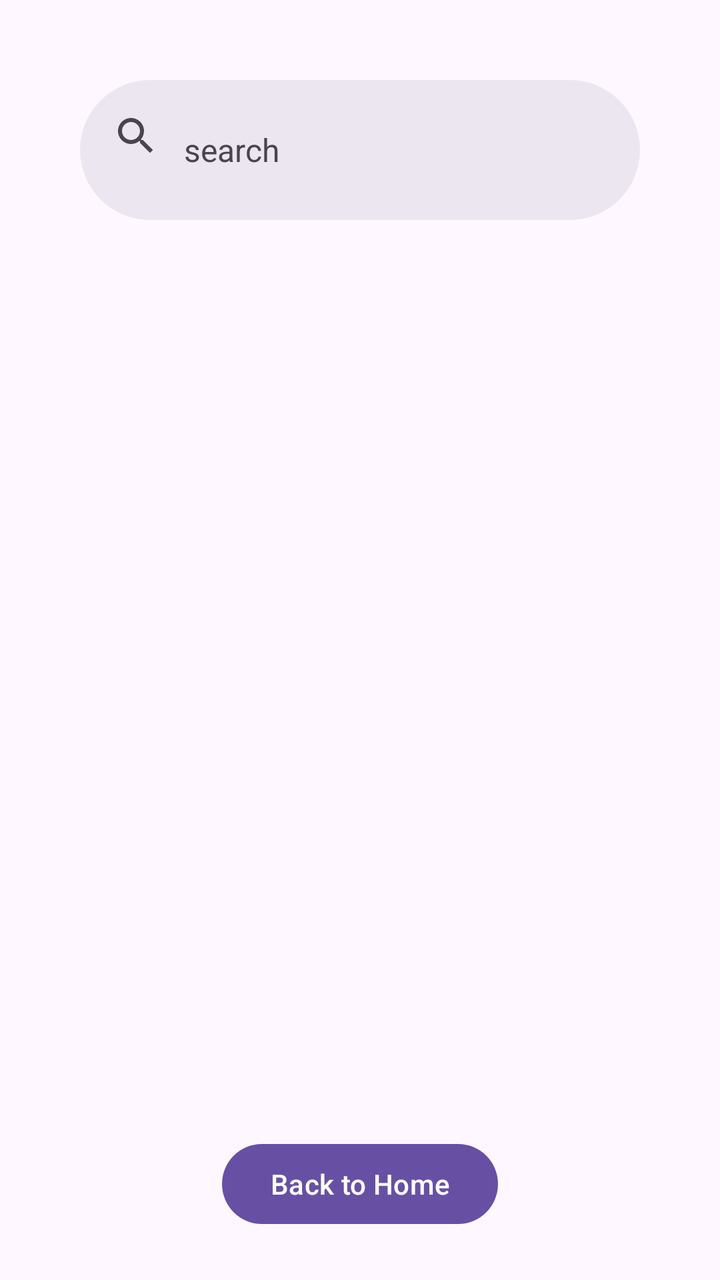
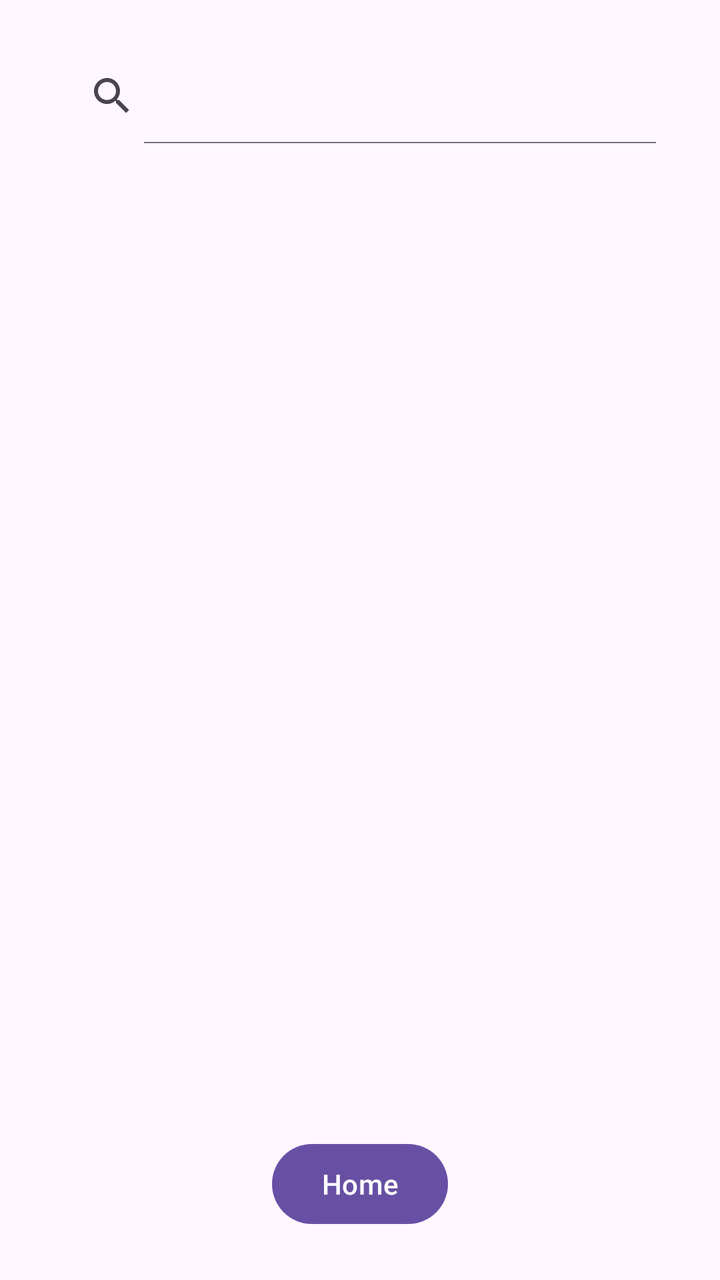

The first picture is an Android layout as it rendered before a commit; the second is the same layout after the commit. The layout source and the unified diff follow.
<!-- AndroidManifest.xml: application theme Theme.MammalDex -->
<!-- res/layout/fragment_second.xml -->
<?xml version="1.0" encoding="utf-8"?>
<LinearLayout xmlns:android="http://schemas.android.com/apk/res/android"
    android:layout_width="match_parent"
    android:layout_height="match_parent"
    xmlns:app="http://schemas.android.com/apk/res-auto"
    android:gravity="center"
    android:orientation="vertical"
    android:padding="24dp">

    <com.google.android.material.search.SearchBar
        android:id="@+id/search_bar"
        android:layout_width="match_parent"
        android:layout_height="0dp"
        android:layout_weight="1"
        android:hint="search"/>

    <androidx.recyclerview.widget.RecyclerView
        android:id="@+id/species_list"
        android:layout_width="match_parent"
        android:layout_height="0dp"
        android:layout_weight="6"
        app:layout_constraintTop_toTopOf="parent"
        app:layout_constraintBottom_toBottomOf="parent"
        app:layout_constraintStart_toStartOf="parent"
        app:layout_constraintEnd_toEndOf="parent" />

    <Button
        android:id="@+id/btnHome"
        android:layout_width="wrap_content"
        android:layout_height="wrap_content"
        android:layout_marginTop="20dp"
        android:text="Back to Home" />

</LinearLayout>
<!-- resources referenced by this layout -->
<resources>
  <style name="Theme.MammalDex" parent="Base.Theme.MammalDex" />
  <style name="Base.Theme.MammalDex" parent="Theme.Material3.DayNight.NoActionBar">
          
          
      </style>
</resources>

<!-- the commit's change to res/layout/fragment_second.xml (unified diff, before → after) -->
@@ -1,34 +1,47 @@
 <?xml version="1.0" encoding="utf-8"?>
 <LinearLayout xmlns:android="http://schemas.android.com/apk/res/android"
+    xmlns:app="http://schemas.android.com/apk/res-auto"
     android:layout_width="match_parent"
     android:layout_height="match_parent"
-    xmlns:app="http://schemas.android.com/apk/res-auto"
+    xmlns:tools="http://schemas.android.com/tools"
     android:gravity="center"
     android:orientation="vertical"
-    android:padding="24dp">
+    android:padding="24dp"
+    tools:context="com.example.mammaldex.view.SecondFragment">
 
-    <com.google.android.material.search.SearchBar
-        android:id="@+id/search_bar"
+    <androidx.coordinatorlayout.widget.CoordinatorLayout
         android:layout_width="match_parent"
         android:layout_height="0dp"
-        android:layout_weight="1"
-        android:hint="search"/>
+        android:layout_weight="1">
 
-    <androidx.recyclerview.widget.RecyclerView
-        android:id="@+id/species_list"
-        android:layout_width="match_parent"
-        android:layout_height="0dp"
-        android:layout_weight="6"
-        app:layout_constraintTop_toTopOf="parent"
-        app:layout_constraintBottom_toBottomOf="parent"
-        app:layout_constraintStart_toStartOf="parent"
-        app:layout_constraintEnd_toEndOf="parent" />
+        <com.google.android.material.appbar.AppBarLayout
+            android:layout_width="match_parent"
+            android:layout_height="wrap_content">
+
+            <androidx.appcompat.widget.SearchView
+                android:id="@+id/search_view"
+                android:layout_width="match_parent"
+                android:layout_height="match_parent"
+                android:hint="Search for a mammal"
+                app:iconifiedByDefault="false" />
+
+        </com.google.android.material.appbar.AppBarLayout>
+
+        <androidx.recyclerview.widget.RecyclerView
+            android:id="@+id/species_list"
+            android:layout_width="match_parent"
+            android:layout_height="match_parent"
+            app:layout_behavior="@string/appbar_scrolling_view_behavior" />
+
+
+    </androidx.coordinatorlayout.widget.CoordinatorLayout>
 
     <Button
         android:id="@+id/btnHome"
         android:layout_width="wrap_content"
         android:layout_height="wrap_content"
+        android:layout_gravity="center_horizontal"
         android:layout_marginTop="20dp"
-        android:text="Back to Home" />
+        android:text="Home" />
 
 </LinearLayout>
